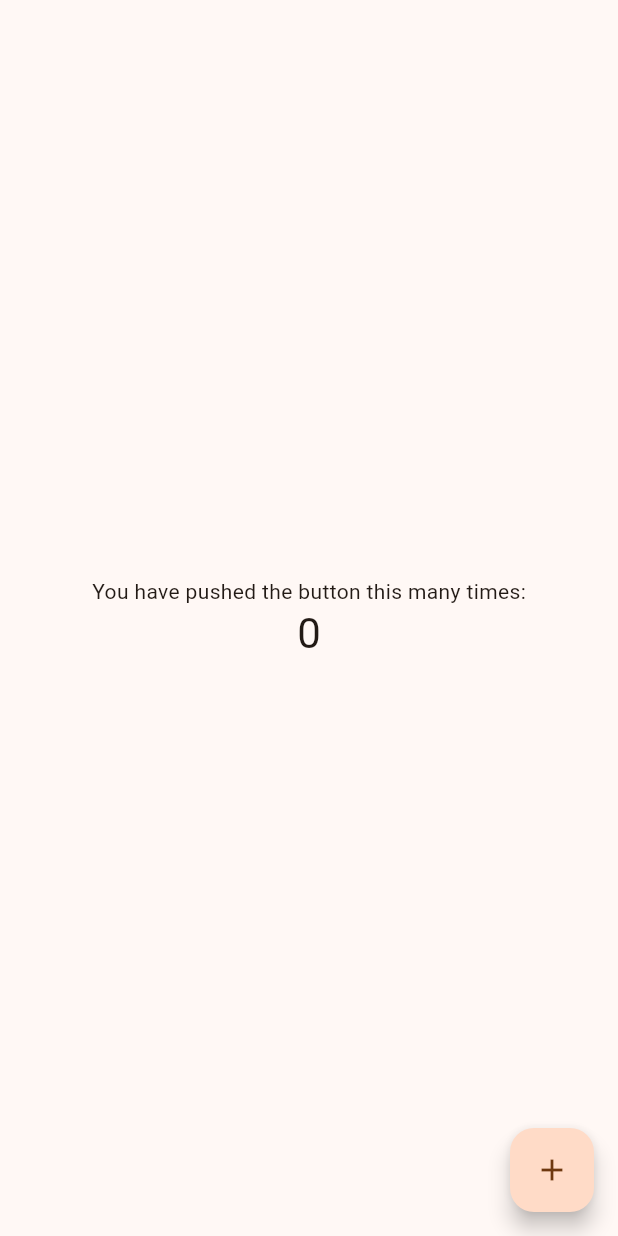
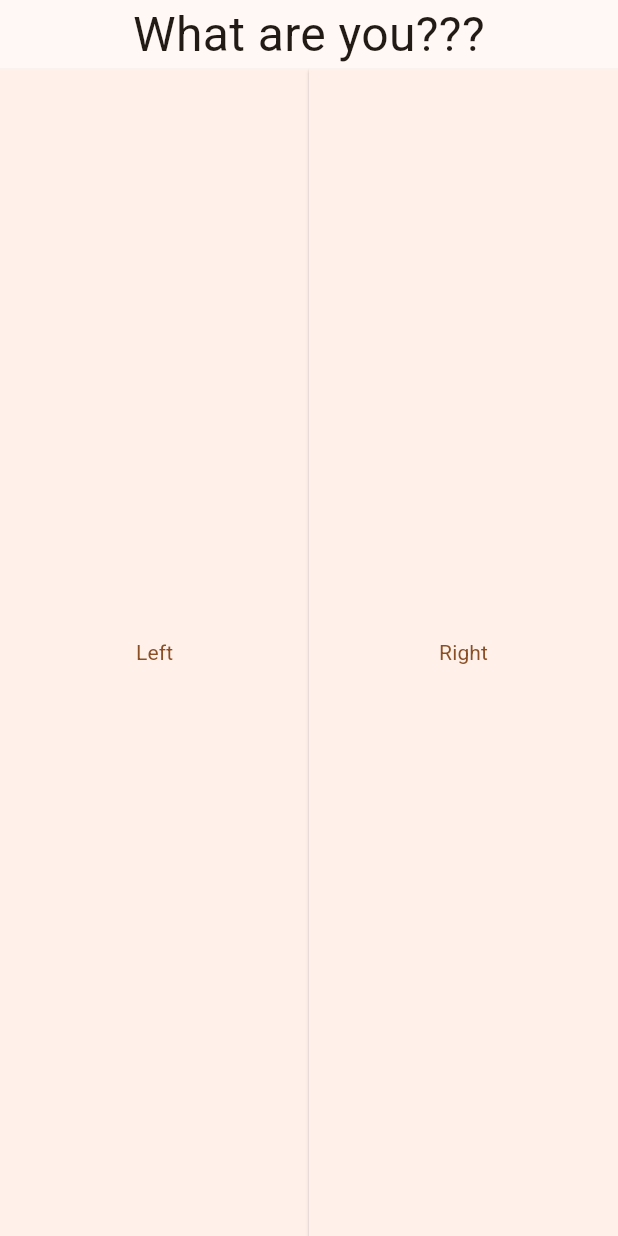
Before and after one commit to MimikBoy/rat_app, a Flutter app: the screen it shows after launch, after a tap on "Continue", on a phone screen of 412 x 824 dp. Run offline on Flutter 3.47's test engine with Material 3 defaults, Android fonts, the phone set to English and light mode, and no system bars; our stand-ins replace logger.

```diff
--- a/lib/main.dart
+++ b/lib/main.dart
@@ -31,7 +31,7 @@ class MyHomePage extends StatefulWidget {
 
 class _MyHomePageState extends State<MyHomePage> {
   int _counter = 0;
-  var selectedIndex = -1;
+  var selectedIndex = -2;
 
   void _incrementCounter() {
     setState(() {
@@ -39,18 +39,21 @@ class _MyHomePageState extends State<MyHomePage> {
     });
   }
 
-  void _changeScreen() {
+  void _changeScreen(int index) {
     setState(() {
-      selectedIndex = 0;
+      selectedIndex = index;
     });
   }
 
   @override
   Widget build(BuildContext context) {
     switch (selectedIndex) {
-      case -1:
+      case -2:
       // Show the WelcomeScreen.
       return WelcomeScreen(onContinue: _changeScreen,);
+      case -1:
+      // Show the WhatAreYou screen.
+      return WhatAreYou(onContinue: _changeScreen,);
       case 0:
       // Show the HomePage.
       return Scaffold(
--- a/lib/welcome_screen.dart
+++ b/lib/welcome_screen.dart
@@ -2,7 +2,7 @@ import 'package:flutter/material.dart';
 import 'package:logger/logger.dart';
 
 class WelcomeScreen extends StatelessWidget {
-  final VoidCallback onContinue;
+  final void Function(int) onContinue;
 
   const WelcomeScreen({super.key, required this.onContinue});
   @override
@@ -13,9 +13,10 @@ class WelcomeScreen extends StatelessWidget {
           Expanded(
             child: Center(
               child: SizedBox(
-                  child: Text(
+                    child: Text(
                     'Welcome to the RAT!',
-                    style: TextStyle(fontSize: 32.0),)
+                    style: TextStyle(fontSize: 32.0, fontFamily: 'Roboto'),
+                    )
                   ),
             ),
           ),
@@ -24,7 +25,7 @@ class WelcomeScreen extends StatelessWidget {
             child: ElevatedButton(
               onPressed: () {
               Logger().i('Continue button pressed');
-              onContinue();
+              onContinue(-1);
               },
               style: ElevatedButton.styleFrom(
                 padding: EdgeInsets.symmetric(horizontal: 40.0, vertical: 20.0),
@@ -37,3 +38,59 @@ class WelcomeScreen extends StatelessWidget {
     );
   }
 }
+
+class WhatAreYou extends StatelessWidget {
+  final void Function(int) onContinue;
+
+  const WhatAreYou({super.key, required this.onContinue});
+  @override
+  Widget build(BuildContext context) {
+    return Scaffold(
+      body: Column(
+        crossAxisAlignment: CrossAxisAlignment.stretch, // stretches children horizontally
+        children: [
+          SafeArea(
+            child: SizedBox(
+              child: Text(
+                'What are you???',
+                style: TextStyle(fontSize: 32.0),
+                textAlign: TextAlign.center,
+              ),
+            ),
+          ),
+          Expanded(
+            child: Row(
+              crossAxisAlignment: CrossAxisAlignment.stretch, // makes buttons fill vertical space
+              children: [
+                Expanded(
+                  child: ElevatedButton(
+                    onPressed: () {
+                      // Left button action
+                    },
+                    style: ElevatedButton.styleFrom(
+                      padding: EdgeInsets.zero,
+                      shape: RoundedRectangleBorder(borderRadius: BorderRadius.zero),
+                    ),
+                    child: const Text('Left'),
+                  ),
+                ),
+                Expanded(
+                  child: ElevatedButton(
+                    onPressed: () {
+                      // Right button action
+                    },
+                    style: ElevatedButton.styleFrom(
+                      padding: EdgeInsets.zero,
+                      shape: RoundedRectangleBorder(borderRadius: BorderRadius.zero),
+                    ),
+                    child: const Text('Right'),
+                  ),
+                ),
+              ],
+            ),
+          ),
+        ],
+      ),
+    );
+  }
+}
```
Also changed, not shown: pubspec.yaml (+12 -0 lines), assets/fonts/Roboto-Bold.ttf (added), assets/fonts/Roboto-BoldItalic.ttf (added), assets/fonts/Roboto-Italic.ttf (added), assets/fonts/Roboto-Regular.ttf (added), assets/fonts/wingding.ttf (added).
